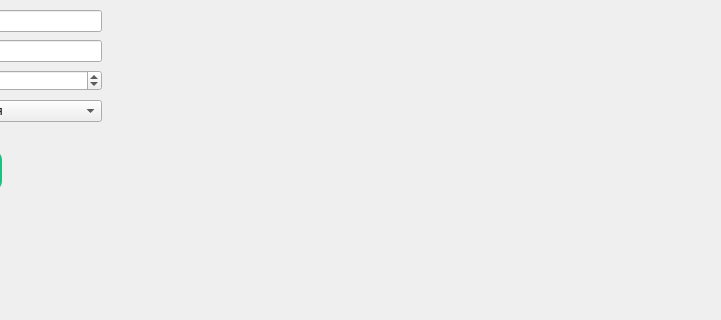
Qt form data/main.ui (Stremyguy/YandexMapsAPI) before a commit; both pictures show x 139 to 860 and y 0 to 320 of the 860 by 480 pixel window.
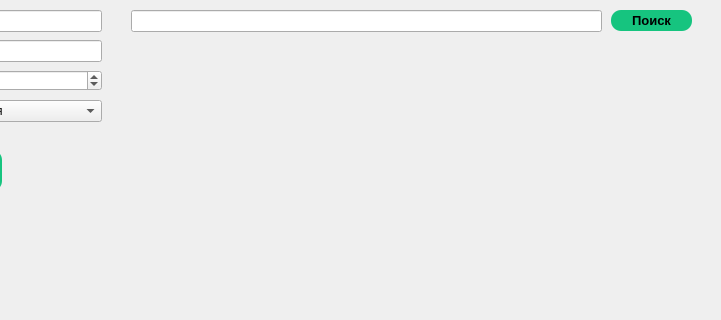
The same form after that commit.

Commit message: Added a geocoder finder

What changed in the file:
```diff
--- a/data/main.ui
+++ b/data/main.ui
@@ -128,9 +128,9 @@
     <property name="geometry">
      <rect>
       <x>260</x>
-      <y>0</y>
+      <y>50</y>
       <width>600</width>
-      <height>451</height>
+      <height>401</height>
      </rect>
     </property>
     <property name="text">
@@ -204,6 +204,46 @@
      </property>
     </item>
    </widget>
+   <widget class="QLineEdit" name="object_lineEdit">
+    <property name="geometry">
+     <rect>
+      <x>270</x>
+      <y>10</y>
+      <width>471</width>
+      <height>22</height>
+     </rect>
+    </property>
+   </widget>
+   <widget class="QPushButton" name="searchButton_2">
+    <property name="geometry">
+     <rect>
+      <x>750</x>
+      <y>10</y>
+      <width>81</width>
+      <height>21</height>
+     </rect>
+    </property>
+    <property name="font">
+     <font>
+      <family>Arial</family>
+      <pointsize>10</pointsize>
+      <weight>75</weight>
+      <bold>true</bold>
+     </font>
+    </property>
+    <property name="cursor">
+     <cursorShape>PointingHandCursor</cursorShape>
+    </property>
+    <property name="styleSheet">
+     <string notr="true">.QPushButton {
+	background-color: #16C47F;
+	border-radius: 10px;
+}</string>
+    </property>
+    <property name="text">
+     <string>Поиск</string>
+    </property>
+   </widget>
   </widget>
   <widget class="QMenuBar" name="menubar">
    <property name="geometry">
```
The commit also changes 1 other file.
